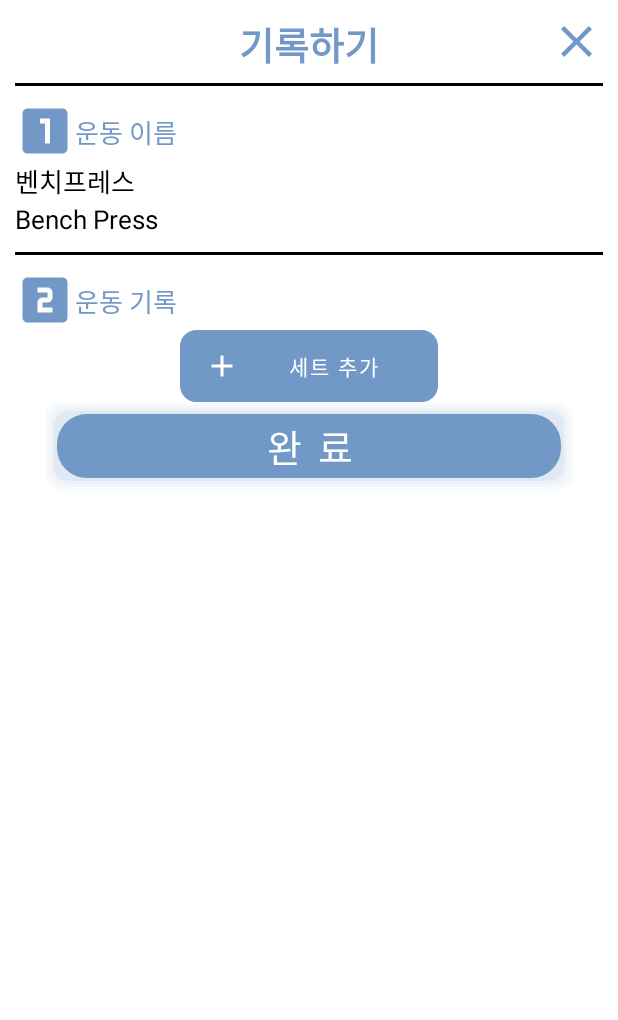
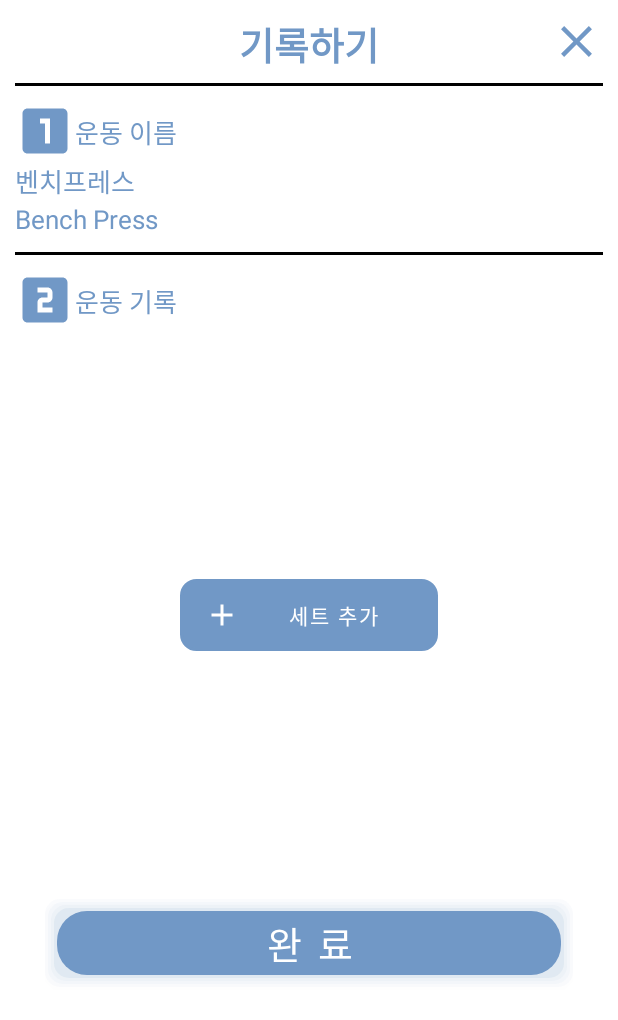
Before and after one commit to SeokJiWon1207/K-Health, an Android app: the layout fragment_record_healthlist.xml on its own in the app's theme, with its tools: preview values and no code run, on a phone screen of 412 x 824 dp. Shown: the top 1020 px of the screen. Run offline under Robolectric (Android 15) with nearby library versions, the light colour scheme and no system bars.

Commit message:
운동 기록하기 다이얼로그 구현3

```diff
--- a/app/build.gradle
+++ b/app/build.gradle
@@ -53,7 +53,7 @@ dependencies {
     implementation 'de.hdodenhof:circleimageview:3.1.0' // 동그란 이미지뷰
     implementation 'com.github.bumptech.glide:glide:4.12.0' // Glide
     implementation 'org.jetbrains.kotlinx:kotlinx-coroutines-android:1.4.1' // Coroutine
-
+    implementation "androidx.fragment:fragment-ktx:1.3.0" // 프래그먼트 데이터 전달
     testImplementation 'junit:junit:4.+'
     androidTestImplementation 'androidx.test.ext:junit:1.1.3'
     androidTestImplementation 'androidx.test.espresso:espresso-core:3.4.0'
--- /dev/null
+++ b/app/src/main/res/drawable-v24/healthlist_bottom_sheet_dialog_background.xml
@@ -0,0 +1,10 @@
+<?xml version="1.0" encoding="utf-8"?>
+<shape xmlns:android="http://schemas.android.com/apk/res/android"
+    android:shape="rectangle">
+    <corners
+        android:topLeftRadius="20dp"
+        android:topRightRadius="20dp" />
+    <solid
+        android:color="@color/white" />
+
+</shape>
--- a/app/src/main/res/drawable-v24/healthlist_input_dialog_background.xml
+++ /dev/null
@@ -1,7 +0,0 @@
-<?xml version="1.0" encoding="utf-8"?>
-<shape xmlns:android="http://schemas.android.com/apk/res/android">
-    <corners
-        android:topLeftRadius="20dp"
-        android:topRightRadius="20dp" />
-
-</shape>
--- a/app/src/main/res/drawable/home_background.xml
+++ b/app/src/main/res/drawable/home_background.xml
@@ -4,4 +4,9 @@
         android:bottomLeftRadius="30dp"
         android:bottomRightRadius="30dp" />
     <solid android:color="#330867" />
+    <padding
+        android:bottom="2.5dp"
+        android:left="2.5dp"
+        android:right="2.5dp"
+        android:top="2.5dp" />
 </shape>
--- a/app/src/main/res/layout/fragment_healthlist.xml
+++ b/app/src/main/res/layout/fragment_healthlist.xml
@@ -44,10 +44,4 @@
         tool:background="@color/yellow"
         tool:listitem="@layout/item_healthlist"/>
 
-    <com.google.android.material.floatingactionbutton.FloatingActionButton
-        android:id="@+id/testing"
-        android:layout_width="wrap_content"
-        android:layout_height="wrap_content"
-        app:layout_constraintRight_toRightOf="parent"
-        app:layout_constraintBottom_toBottomOf="parent"/>
 </androidx.constraintlayout.widget.ConstraintLayout>
--- a/app/src/main/res/layout/fragment_record_healthlist.xml
+++ b/app/src/main/res/layout/fragment_record_healthlist.xml
@@ -4,7 +4,8 @@
     xmlns:tools="http://schemas.android.com/tools"
     android:layout_width="match_parent"
     android:layout_height="match_parent"
-    android:background="@drawable/healthlist_input_dialog_background">
+    android:background="@drawable/healthlist_bottom_sheet_dialog_background"
+    app:layout_behavior="com.google.android.material.bottomsheet.BottomSheetBehavior">
 
     <TextView
         android:layout_width="wrap_content"
@@ -19,7 +20,7 @@
         app:layout_constraintTop_toTopOf="parent" />
 
     <ImageButton
-        android:id="@+id/clear_ImageButton"
+        android:id="@+id/exit_ImageButton"
         android:layout_width="35dp"
         android:layout_height="35dp"
         android:layout_marginTop="10dp"
@@ -35,7 +36,7 @@
         android:layout_marginHorizontal="10dp"
         android:layout_marginTop="10dp"
         android:background="@color/black"
-        app:layout_constraintTop_toBottomOf="@+id/clear_ImageButton" />
+        app:layout_constraintTop_toBottomOf="@+id/exit_ImageButton" />
 
     <ImageView
         android:id="@+id/imageView1"
@@ -61,7 +62,7 @@
         android:id="@+id/healthlist_Name_TextView"
         android:layout_width="wrap_content"
         android:layout_height="wrap_content"
-        android:textColor="@color/black"
+        android:textColor="@color/lightblue"
         android:textSize="17sp"
         app:layout_constraintLeft_toLeftOf="@id/imageView1"
         app:layout_constraintTop_toBottomOf="@id/imageView1"
@@ -71,7 +72,7 @@
         android:id="@+id/healthlist_Engname_TextView"
         android:layout_width="wrap_content"
         android:layout_height="wrap_content"
-        android:textColor="@color/black"
+        android:textColor="@color/lightblue"
         android:textSize="17sp"
         app:layout_constraintLeft_toLeftOf="@id/imageView1"
         app:layout_constraintTop_toBottomOf="@id/healthlist_Name_TextView"
@@ -111,6 +112,7 @@
         android:id="@+id/recyclerView"
         android:layout_width="match_parent"
         android:layout_height="0dp"
+        android:visibility="gone"
         app:layout_constraintLeft_toLeftOf="parent"
         app:layout_constraintTop_toBottomOf="@id/imageView2" />
 
@@ -137,6 +139,7 @@
         android:background="@drawable/shadow_background"
         android:text="완 료"
         android:textColor="@color/white"
-        app:layout_constraintTop_toBottomOf="@+id/add_set_Button" />
+        app:layout_constraintTop_toBottomOf="@+id/add_set_Button"
+        app:layout_constraintBottom_toBottomOf="parent"/>
 
 </androidx.constraintlayout.widget.ConstraintLayout>
--- a/app/src/main/res/values/themes.xml
+++ b/app/src/main/res/values/themes.xml
@@ -12,5 +12,16 @@
         <!-- Status bar color. -->
         <item name="android:statusBarColor" tools:targetApi="l">?attr/colorPrimaryVariant</item>
         <!-- Customize your theme here. -->
+        <item name="bottomSheetDialogTheme">@style/AppBottomSheetDialogTheme</item>
+    </style>
+
+    <style name="AppBottomSheetDialogTheme"
+        parent="Theme.Design.Light.BottomSheetDialog">
+        <item name="bottomSheetStyle">@style/AppModalStyle</item>
+    </style>
+
+    <style name="AppModalStyle"
+        parent="Widget.Design.BottomSheet.Modal">
+        <item name="android:background">@drawable/healthlist_bottom_sheet_dialog_background</item>
     </style>
 </resources>
```
Also changed, not shown: app/src/main/java/com/example/k_health/MainActivity.kt (+0 -8 lines), app/src/main/java/com/example/k_health/health/HealthListAdapter.kt (+3 -12 lines), app/src/main/java/com/example/k_health/health/HealthListFragment.kt (+21 -23 lines), app/src/main/java/com/example/k_health/health/RecordHealthListFragment.kt (+85 -6 lines).
